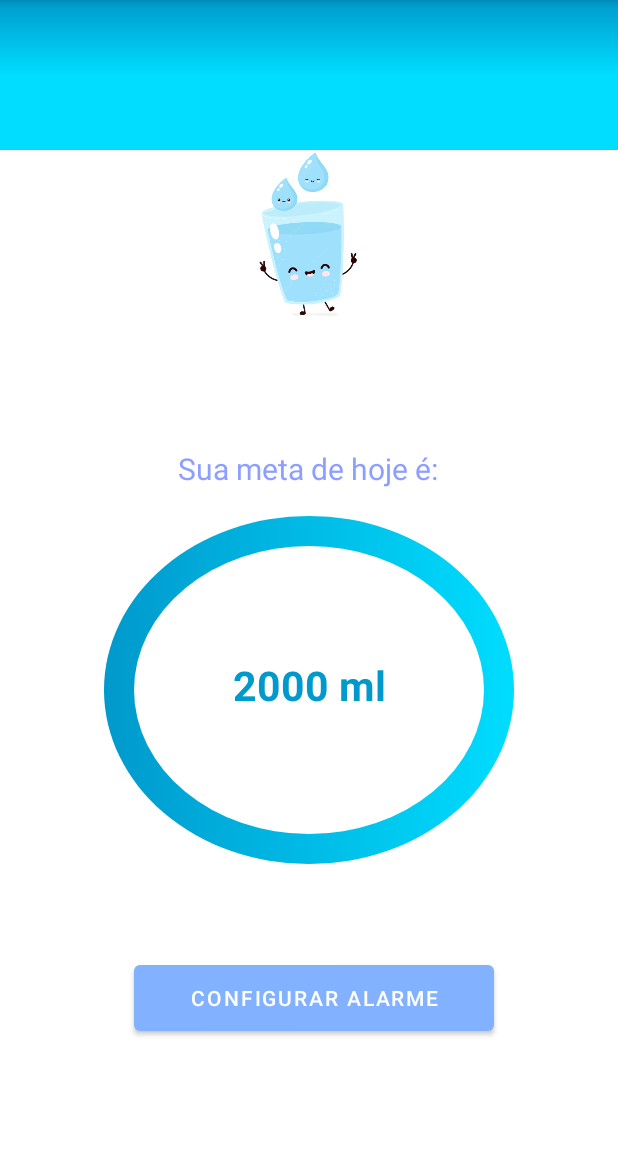
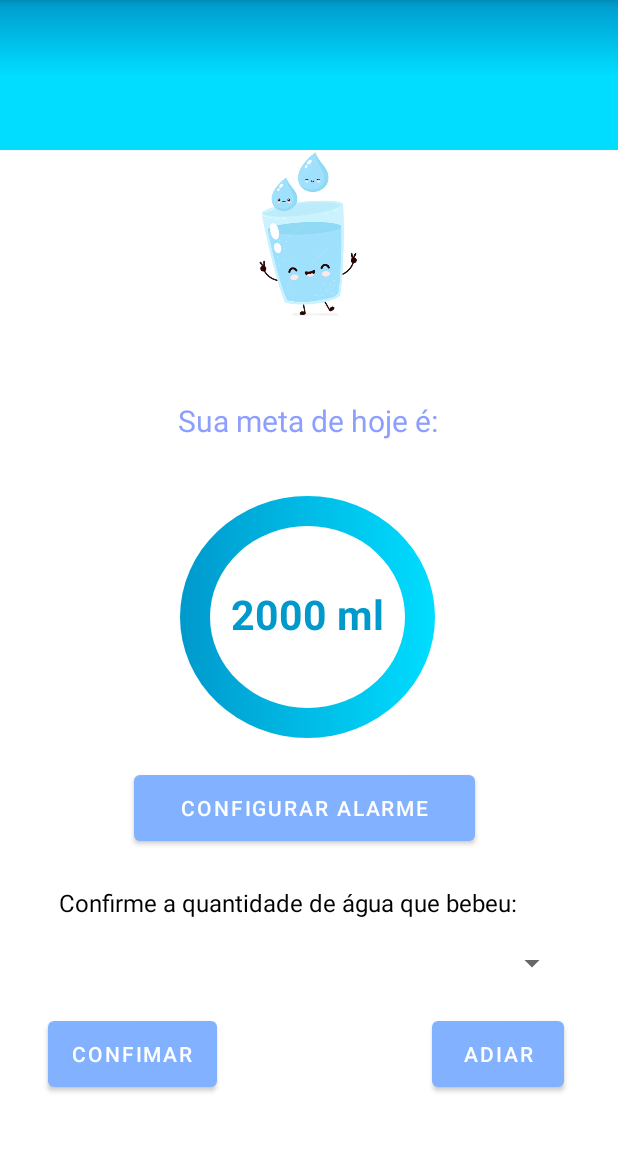
Before and after one commit to KevinRickelme/App-BeberAgua, an Android app: the Resultado screen opened directly, with no data from a screen before it, on a phone screen of 412 x 824 dp, the part 84-1236 px from its top. Run offline under Robolectric (Android 15) with nearby library versions, the light colour scheme and no system bars; 2 statements that could not run were skipped.

Commit message:
Tela config, att tela resultado

```diff
--- /dev/null
+++ b/app/src/main/java/com/example/appbebergua/Config.java
@@ -0,0 +1,6 @@
+package com.example.appbebergua;
+
+import android.app.Activity;
+
+public class Config extends Activity {
+}
--- a/app/src/main/res/layout/activity_resultado.xml
+++ b/app/src/main/res/layout/activity_resultado.xml
@@ -5,7 +5,9 @@
     android:layout_width="match_parent"
     android:layout_height="match_parent"
     android:onClick="btnAlarme"
-    tools:context=".Resultado">
+    tools:context=".Resultado"
+    tools:layout_editor_absoluteX="0dp"
+    tools:layout_editor_absoluteY="43dp">
 
     <View
         android:id="@+id/view2"
@@ -18,15 +20,16 @@
 
     <View
         android:id="@+id/container_resultado"
-        android:layout_width="273dp"
-        android:layout_height="232dp"
+        android:layout_width="170dp"
+        android:layout_height="161dp"
         android:background="@drawable/container_resultado"
         android:textAlignment="center"
         app:layout_constraintBottom_toBottomOf="parent"
         app:layout_constraintEnd_toEndOf="parent"
+        app:layout_constraintHorizontal_bias="0.497"
         app:layout_constraintStart_toStartOf="parent"
         app:layout_constraintTop_toBottomOf="@+id/view2"
-        app:layout_constraintVertical_bias="0.559" />
+        app:layout_constraintVertical_bias="0.455" />
 
     <TextView
         android:id="@+id/txtResultado"
@@ -55,21 +58,33 @@
         app:layout_constraintHorizontal_bias="0.497"
         app:layout_constraintStart_toStartOf="parent"
         app:layout_constraintTop_toBottomOf="@+id/view2"
-        app:layout_constraintVertical_bias="0.927" />
+        app:layout_constraintVertical_bias="0.829" />
 
     <Button
         android:id="@+id/btnAlarme"
-        android:layout_width="240dp"
+        android:layout_width="227dp"
         android:layout_height="56dp"
         android:onClick="btnAlarme"
         android:text="Configurar alarme"
         android:textSize="14sp"
         app:layout_constraintBottom_toBottomOf="parent"
         app:layout_constraintEnd_toEndOf="parent"
-        app:layout_constraintHorizontal_bias="0.52"
+        app:layout_constraintHorizontal_bias="0.483"
         app:layout_constraintStart_toStartOf="parent"
         app:layout_constraintTop_toBottomOf="@+id/container_resultado"
-        app:layout_constraintVertical_bias="0.45" />
+        app:layout_constraintVertical_bias="0.085" />
+
+    <Button
+        android:id="@+id/button3"
+        android:layout_width="wrap_content"
+        android:layout_height="56dp"
+        android:text="Confimar"
+        app:layout_constraintBottom_toBottomOf="parent"
+        app:layout_constraintEnd_toEndOf="parent"
+        app:layout_constraintHorizontal_bias="0.107"
+        app:layout_constraintStart_toStartOf="parent"
+        app:layout_constraintTop_toTopOf="parent"
+        app:layout_constraintVertical_bias="0.948" />
 
     <ImageView
         android:id="@+id/imageView4"
@@ -83,5 +98,42 @@
         app:layout_constraintVertical_bias="0.0"
         app:srcCompat="@drawable/copo" />
 
+    <Spinner
+        android:id="@+id/spinner"
+        android:layout_width="346dp"
+        android:layout_height="25dp"
+        app:layout_constraintBottom_toBottomOf="parent"
+        app:layout_constraintEnd_toEndOf="parent"
+        app:layout_constraintHorizontal_bias="0.492"
+        app:layout_constraintStart_toStartOf="parent"
+        app:layout_constraintTop_toTopOf="parent"
+        app:layout_constraintVertical_bias="0.847" />
+
+    <TextView
+        android:id="@+id/textView6"
+        android:layout_width="wrap_content"
+        android:layout_height="wrap_content"
+        android:text="Confirme a quantidade de água que bebeu:"
+        android:textColor="#000000"
+        android:textSize="16sp"
+        app:layout_constraintBottom_toBottomOf="parent"
+        app:layout_constraintEnd_toEndOf="parent"
+        app:layout_constraintHorizontal_bias="0.37"
+        app:layout_constraintStart_toStartOf="parent"
+        app:layout_constraintTop_toTopOf="parent"
+        app:layout_constraintVertical_bias="0.792" />
+
+    <Button
+        android:id="@+id/button2"
+        android:layout_width="wrap_content"
+        android:layout_height="56dp"
+        android:text="Adiar"
+        app:layout_constraintBottom_toBottomOf="parent"
+        app:layout_constraintEnd_toEndOf="parent"
+        app:layout_constraintHorizontal_bias="0.888"
+        app:layout_constraintStart_toStartOf="parent"
+        app:layout_constraintTop_toTopOf="parent"
+        app:layout_constraintVertical_bias="0.948" />
+
 
 </androidx.constraintlayout.widget.ConstraintLayout>
```
Also changed, not shown: app/src/main/res/layout/activity_config.xml (added, +122 -0 lines), app/src/main/res/drawable/copos.png (added).
